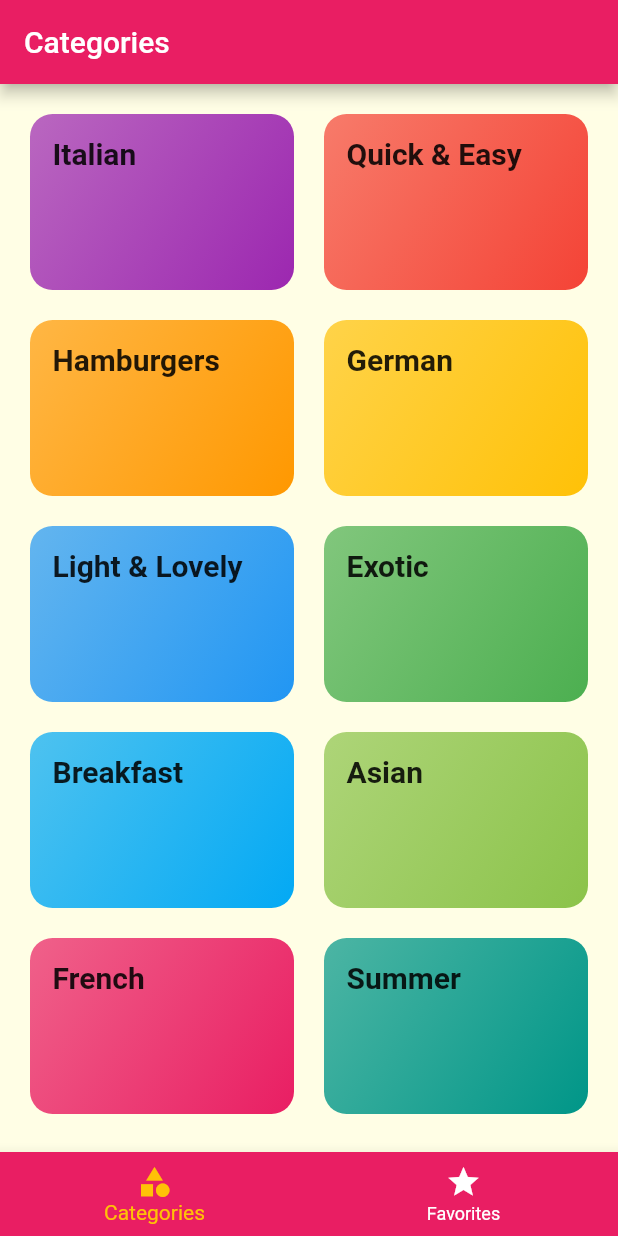
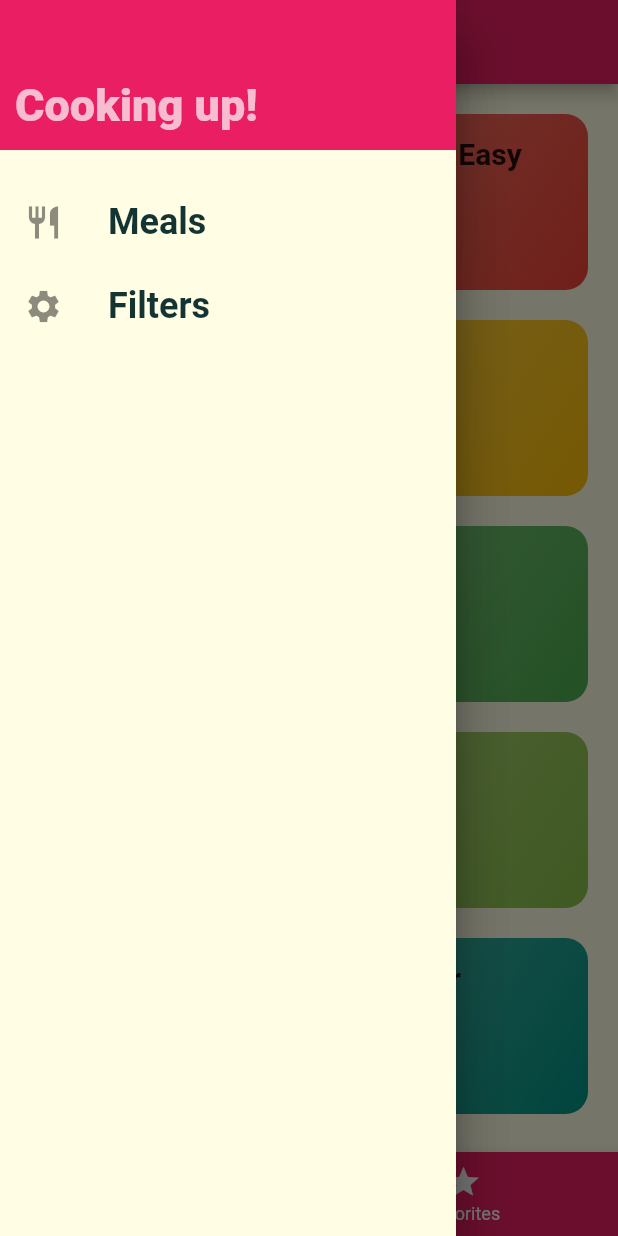
Before and after one commit to serdarsalci/meal_app, a Flutter app: the screen it shows after launch, with the side drawer open (before the commit the screen has no drawer), on a phone screen of 412 x 824 dp. Run offline on Flutter 3.47's test engine with Material 2 defaults, Android fonts, the phone set to English and light mode, and no system bars; Roboto replaces fonts that are missing (Raleway, RobotoCondensed).

Commit message:
part 175 -- Adding a Custom Drawer

```diff
--- a/lib/screens/favorites_screen.dart
+++ b/lib/screens/favorites_screen.dart
@@ -3,6 +3,8 @@ import 'package:flutter/material.dart';
 class FavoritesScreen extends StatelessWidget {
   @override
   Widget build(BuildContext context) {
-    return Container();
+    return Center(
+      child: Text('Favorites'),
+    );
   }
 }
--- a/lib/screens/tabs_screen.dart
+++ b/lib/screens/tabs_screen.dart
@@ -1,4 +1,5 @@
 import 'package:flutter/material.dart';
+import '../widgets/main_drawer.dart';
 import './categories_screen.dart';
 import './favorites_screen.dart';
 
@@ -27,6 +28,9 @@ class _TabsScreenState extends State<TabsScreen> {
       appBar: AppBar(
         title: Text(_pages[_selectedPageIndex]['title']),
       ),
+      drawer: Drawer(
+        child: MainDrawer(),
+      ),
       body: _pages[_selectedPageIndex]['page'],
       bottomNavigationBar: BottomNavigationBar(
         onTap: _selectPage,
--- /dev/null
+++ b/lib/widgets/main_drawer.dart
@@ -0,0 +1,53 @@
+import 'package:flutter/material.dart';
+
+class MainDrawer extends StatelessWidget {
+  @override
+  Widget build(BuildContext context) {
+    Widget buildListTile(String title, IconData icon) {
+      return ListTile(
+        leading: Icon(icon, size: 26),
+        title: Text(
+          title,
+          style: TextStyle(
+            fontFamily: 'RobotoCondensed',
+            fontSize: 24,
+            fontWeight: FontWeight.bold,
+          ),
+        ),
+        onTap: () {
+          // ..
+        },
+      );
+    }
+
+    return Drawer(
+      child: Column(
+        children: [
+          Container(
+            height: 100,
+            width: double.infinity,
+            padding: EdgeInsets.all(10),
+            alignment: Alignment.centerLeft,
+            color: Theme.of(context).primaryColor,
+            child: Padding(
+              padding: const EdgeInsets.fromLTRB(0, 40, 0, 0),
+              child: Text(
+                'Cooking up!',
+                style: TextStyle(
+                  fontWeight: FontWeight.w900,
+                  fontSize: 30,
+                  color: Colors.white70,
+                ),
+              ),
+            ),
+          ),
+          SizedBox(
+            height: 20,
+          ),
+          buildListTile('Meals', Icons.restaurant),
+          buildListTile('Filters', Icons.settings)
+        ],
+      ),
+    );
+  }
+}
```
